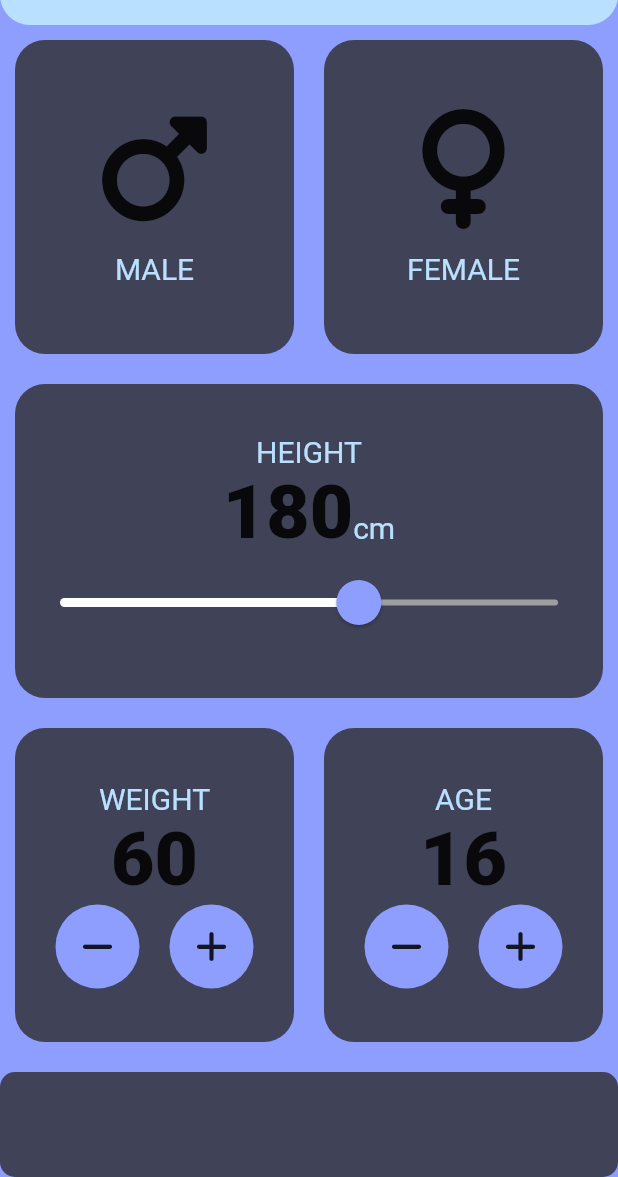
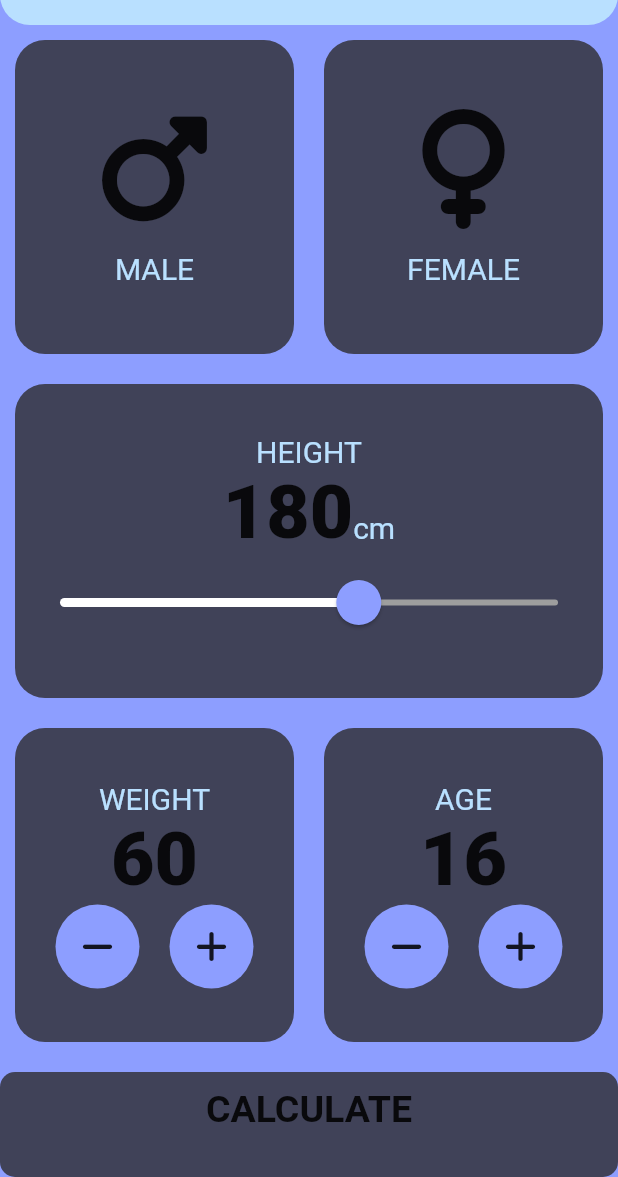
Before and after one commit to rohanshresthaa/BMI-calculator, a Flutter app: the screen it shows after launch, on a phone screen of 412 x 824 dp, the part 59-1236 px from its top. Run offline on Flutter 3.47's test engine with Material 2 defaults, Android fonts, the phone set to English and light mode, and no system bars; our stand-ins replace font_awesome_flutter.

Commit message:
minor changes

```diff
--- a/lib/screens/home.dart
+++ b/lib/screens/home.dart
@@ -1,8 +1,11 @@
 // ignore_for_file: use_full_hex_values_for_flutter_colors
 
+import 'package:bmi/screens/results.dart';
+import 'package:bmi/screens/widgets/BottomButton.dart';
 import 'package:bmi/screens/widgets/RoundButton.dart';
 import 'package:bmi/screens/widgets/icon.dart';
 import 'package:bmi/screens/widgets/reusableCard.dart';
+import 'package:bmi/utils/calculation.dart';
 import 'package:bmi/utils/constants.dart';
 import 'package:flutter/material.dart';
 import 'package:font_awesome_flutter/font_awesome_flutter.dart';
@@ -159,7 +162,7 @@ class _homeState extends State<home> {
                               RoundIconButton(
                                   onPress: (() {
                                     setState(() {
-                                      weight ++;
+                                      weight++;
                                     });
                                   }),
                                   icon: FontAwesomeIcons.plus),
@@ -188,7 +191,7 @@ class _homeState extends State<home> {
                               RoundIconButton(
                                 onPress: () {
                                   setState(() {
-                                   age--;
+                                    age--;
                                   });
                                 },
                                 icon: FontAwesomeIcons.minus,
@@ -199,7 +202,7 @@ class _homeState extends State<home> {
                               RoundIconButton(
                                   onPress: (() {
                                     setState(() {
-                                     age++;
+                                      age++;
                                     });
                                   }),
                                   icon: FontAwesomeIcons.plus),
@@ -212,14 +215,21 @@ class _homeState extends State<home> {
               ],
             ),
           ),
-          Container(
-            height: 70.0,
-            decoration: BoxDecoration(
-              color: bottomColor,
-              borderRadius: BorderRadius.circular(10.0),
-            ),
-            margin: const EdgeInsets.only(top: 10.0),
-            width: double.infinity,
+          ButtomButton(
+            buttonTitle: "CALCULATE",
+            onTap: (() {
+              Calculate calc = Calculate(height, weight);
+              Navigator.push(
+                context,
+                MaterialPageRoute(
+                  builder: (context) => ResultPage(
+                    bmiResult: calc.calculateBMI(),
+                    resultAnswer: calc.getResult(),
+                    interpretation: calc.getInterpretation(),
+                  ),
+                ),
+              );
+            }),
           ),
         ],
       ),
```
Also changed, not shown: lib/main.dart (+6 -4 lines), 1 other file.
